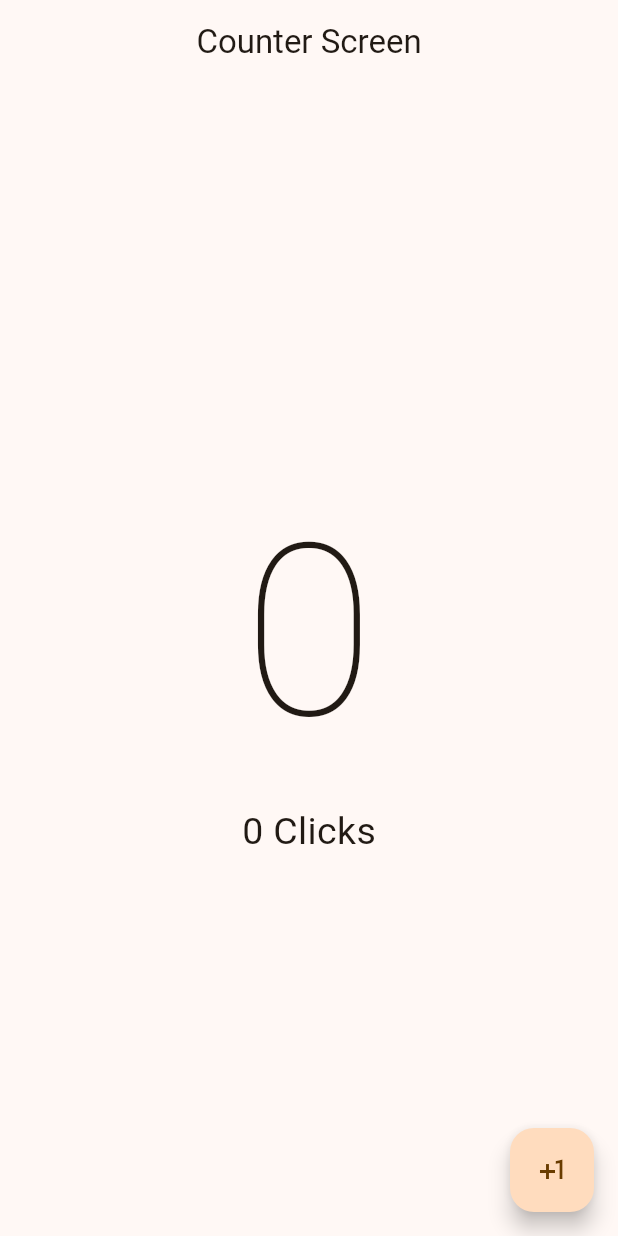
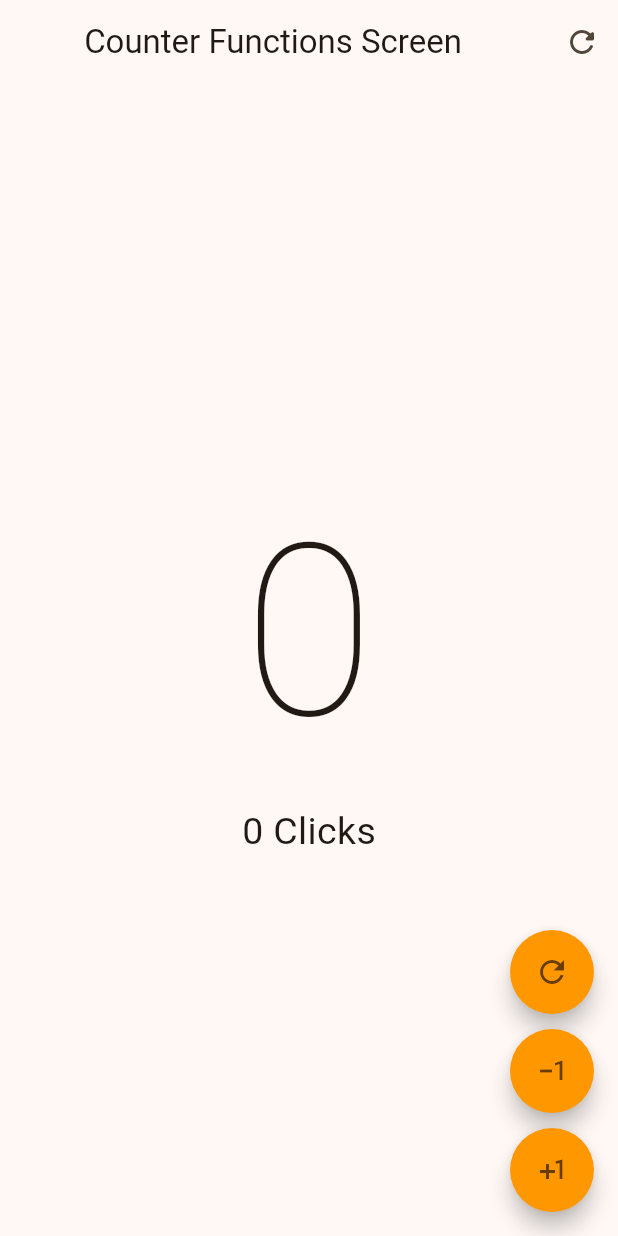
Before and after one commit to SrPabvliss/Flutter-Course, a Flutter app: the screen it shows after launch, on a phone screen of 412 x 824 dp. Run offline on Flutter 3.47's test engine with Material 3 defaults, Android fonts, the phone set to English and light mode, and no system bars.

Commit message:
First flutter app modified, (60-63) Custom widgets overview

```diff
--- a/hello_world_app/lib/main.dart
+++ b/hello_world_app/lib/main.dart
@@ -1,5 +1,6 @@
 import 'package:flutter/material.dart';
-import 'package:hello_world_app/presentation/screens/counter/counter_screen.dart';
+import 'package:hello_world_app/presentation/screens/counter/counter_functions_screen.dart';
+// import 'package:hello_world_app/presentation/screens/counter/counter_screen.dart';
 
 void main() {
   runApp(const MyApp());
@@ -13,6 +14,6 @@ class MyApp extends StatelessWidget {
     return MaterialApp(
         debugShowCheckedModeBanner: false,
         theme: ThemeData(useMaterial3: true, colorSchemeSeed: Colors.orange),
-        home: const CounterScreen());
+        home: const CounterFunctionsScreen());
   }
 }
--- /dev/null
+++ b/hello_world_app/lib/presentation/screens/counter/counter_functions_screen.dart
@@ -0,0 +1,103 @@
+import 'package:flutter/material.dart';
+
+class CounterFunctionsScreen extends StatefulWidget {
+  const CounterFunctionsScreen({super.key});
+
+  @override
+  State<CounterFunctionsScreen> createState() => _CounterFunctionsScreenState();
+}
+
+class _CounterFunctionsScreenState extends State<CounterFunctionsScreen> {
+  int clickCounter = 0;
+
+  @override
+  Widget build(BuildContext context) {
+    return Scaffold(
+      appBar: AppBar(
+        title: const Center(child: Text('Counter Functions Screen')),
+        //leading will set one widget in the left side of the appBar
+        //Actions will set widgets in the right side of the appBar
+        actions: [
+          IconButton(
+            icon: const Icon(Icons.refresh_rounded),
+            onPressed: () {
+              setState(() {
+                clickCounter = 0;
+              });
+            },
+          )
+        ],
+      ),
+      body: Center(
+        child: Column(
+          mainAxisAlignment: MainAxisAlignment.center,
+          children: [
+            Text(
+              '$clickCounter',
+              style:
+                  const TextStyle(fontSize: 160, fontWeight: FontWeight.w100),
+            ),
+            Text(
+              clickCounter == 1
+                  ? '$clickCounter Click'
+                  : '$clickCounter Clicks',
+              style: const TextStyle(fontSize: 25),
+            )
+          ],
+        ),
+      ),
+      floatingActionButton: Column(
+        mainAxisAlignment: MainAxisAlignment.end,
+        children: [
+          CustomButton(
+            icon: Icons.refresh,
+            onPressed: () {
+              setState(() {
+                clickCounter = 0;
+              });
+            },
+          ),
+          const SizedBox(height: 10),
+          CustomButton(
+            icon: Icons.exposure_minus_1,
+            onPressed: () {
+              setState(() {
+                if (clickCounter == 0) return;
+                clickCounter--;
+              });
+            },
+          ),
+          const SizedBox(height: 10),
+          CustomButton(
+              icon: Icons.plus_one,
+              onPressed: () {
+                setState(() {
+                  clickCounter++;
+                });
+              })
+        ],
+      ),
+    );
+  }
+}
+
+class CustomButton extends StatelessWidget {
+  final IconData icon;
+  final VoidCallback? onPressed;
+
+  const CustomButton({
+    super.key,
+    required this.icon,
+    this.onPressed,
+  });
+
+  @override
+  Widget build(BuildContext context) {
+    return FloatingActionButton(
+      backgroundColor: Colors.orange,
+      shape: const StadiumBorder(),
+      onPressed: onPressed,
+      child: Icon(icon),
+    );
+  }
+}
```
